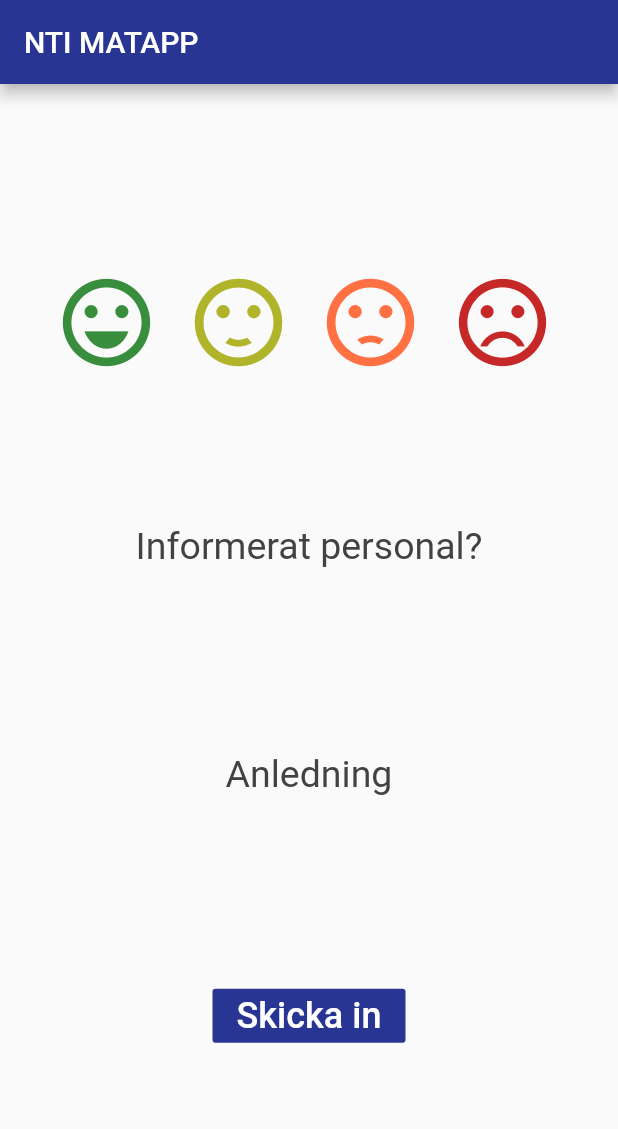
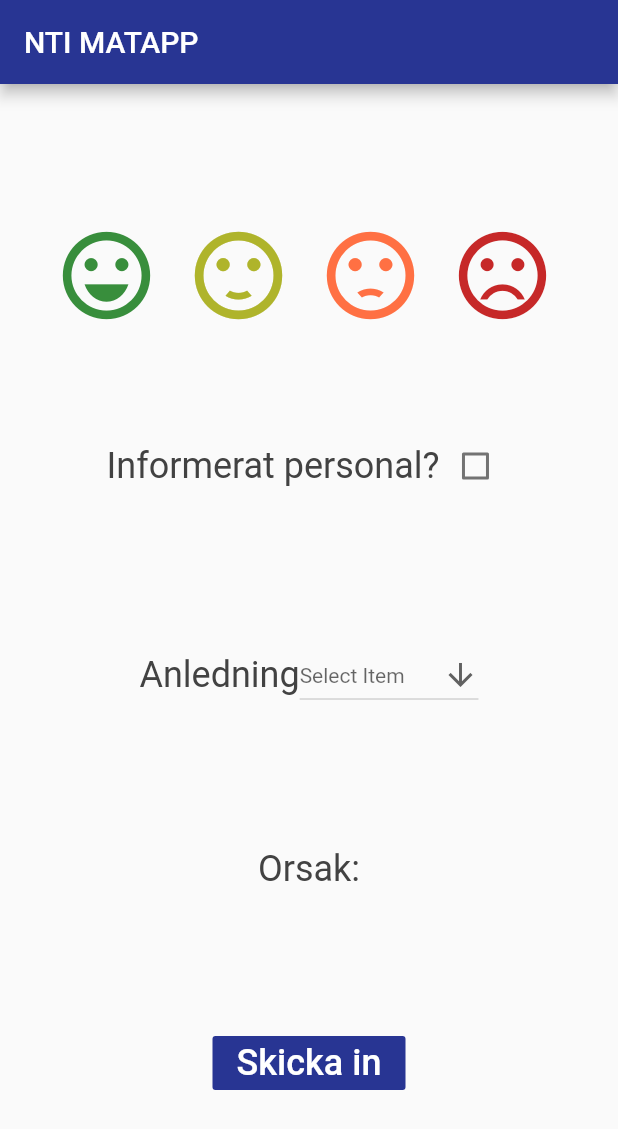
Before and after one commit to AlexMattsson/Matapp, a Flutter app: the screen it shows after launch, on a phone screen of 412 x 824 dp. Shown: the top 1129 px of the screen. Run offline on Flutter 3.47's test engine with Material 2 defaults, Android fonts, the phone set to English and light mode, and no system bars.

Commit message:
checkbox and dropdown

```diff
--- a/app/lib/Buttons/Dropdowns.dart
+++ b/app/lib/Buttons/Dropdowns.dart
@@ -43,3 +43,55 @@ class _ChooseClassDropdownState extends State<ChooseClassDropdown> {
     );
   }
 }
+
+class ChooseReasonDropdown extends StatefulWidget {
+  @override
+  _ChooseReasonDropdownState createState() {
+    return _ChooseReasonDropdownState();
+  }
+}
+
+class _ChooseReasonDropdownState extends State<ChooseReasonDropdown> {
+  String _value;
+
+  @override
+  Widget build(BuildContext context) {
+    return Center(
+      child: DropdownButton<String>(
+        icon: Icon(Icons.arrow_downward),
+        style: TextStyle(
+          color: Colors.black,
+        ),
+        items: [
+          DropdownMenuItem<String>(
+            child: Text('Kall mat'),
+            value: 'Kall mat',
+          ),
+          DropdownMenuItem<String>(
+            child: Text('Lång kö'),
+            value: 'Lång kö',
+          ),
+          DropdownMenuItem<String>(
+            child: Text('Ihåliga nuggets'),
+            value: 'Ihåliga nuggets',
+          ),
+          DropdownMenuItem<String>(
+            child: Text('Ogillade maten'),
+            value: 'Ogillade maten',
+          ),
+          DropdownMenuItem<String>(
+            child: Text('Annat'),
+            value: 'Annat',
+          ),
+        ],
+        onChanged: (String value) {
+          setState(() {
+            _value = value;
+          });
+        },
+        hint: Text('Select Item'),
+        value: _value,
+      ),
+    );
+  }
+}
--- a/app/lib/home.dart
+++ b/app/lib/home.dart
@@ -1,4 +1,7 @@
+import 'package:app/Buttons/Dropdowns.dart';
 import 'package:flutter/material.dart';
+
+TextEditingController controller = TextEditingController();
 
 class Home extends StatefulWidget {
   @override
@@ -6,6 +9,8 @@ class Home extends StatefulWidget {
 }
 
 class _HomeState extends State<Home> {
+  bool _askedStaff = false;
+  String chooseReasonValue = "Ingen";
   @override
   Widget build(BuildContext context) {
     return Scaffold(
@@ -30,7 +35,7 @@ class _HomeState extends State<Home> {
                   style: TextStyle(fontSize: 25, color: Colors.deepPurple[900]),
                 ), */
                 Row(
-                  //mainAxisAlignment: MainAxisAlignment.spaceEvenly,
+                  mainAxisAlignment: MainAxisAlignment.spaceBetween,
                   children: <Widget>[
                     IconButton(
                       padding: EdgeInsets.all(1.0),
@@ -39,6 +44,9 @@ class _HomeState extends State<Home> {
                         color: Colors.green[700],
                         size: 70,
                       ),
+                      onPressed: () {
+                        print("filled background");
+                      },
                     ),
                     SizedBox(
                       width: 40,
@@ -50,6 +58,9 @@ class _HomeState extends State<Home> {
                         color: Colors.lime[700],
                         size: 70,
                       ),
+                      onPressed: () {
+                        print("filled background");
+                      },
                     ),
                     SizedBox(
                       width: 40,
@@ -61,6 +72,9 @@ class _HomeState extends State<Home> {
                         color: Colors.deepOrange[400],
                         size: 70,
                       ),
+                      onPressed: () {
+                        print("filled background");
+                      },
                     ),
                     SizedBox(
                       width: 40,
@@ -72,19 +86,43 @@ class _HomeState extends State<Home> {
                         color: Colors.red[800],
                         size: 70,
                       ),
+                      onPressed: () {
+                        print("filled background");
+                      },
                     ),
                     SizedBox(
                       width: 30,
                     ),
                   ],
                 ),
-                Text(
-                  "Informerat personal?",
-                  style: TextStyle(fontSize: 25, color: Colors.grey[800]),
+                Row(
+                  children: <Widget>[
+                    Text(
+                      "Informerat personal?",
+                      style: TextStyle(fontSize: 24, color: Colors.grey[800]),
+                    ),
+                    Checkbox(
+                      onChanged: (bool resp) {
+                        setState(() {
+                          _askedStaff = resp;
+                        });
+                      },
+                      value: _askedStaff,
+                    ),
+                  ],
+                ),
+                Row(
+                  children: <Widget>[
+                    Text(
+                      "Anledning",
+                      style: TextStyle(fontSize: 24, color: Colors.grey[800]),
+                    ),
+                    ChooseReasonDropdown(),
+                  ],
                 ),
                 Text(
-                  "Anledning",
-                  style: TextStyle(fontSize: 25, color: Colors.grey[800]),
+                  "Orsak:",
+                  style: TextStyle(fontSize: 24, color: Colors.grey[800]),
                 ),
                 FlatButton(
                   color: Colors.indigo[900],
```
Also changed, not shown: app/lib/splashScreen.dart (+5 -7 lines).
